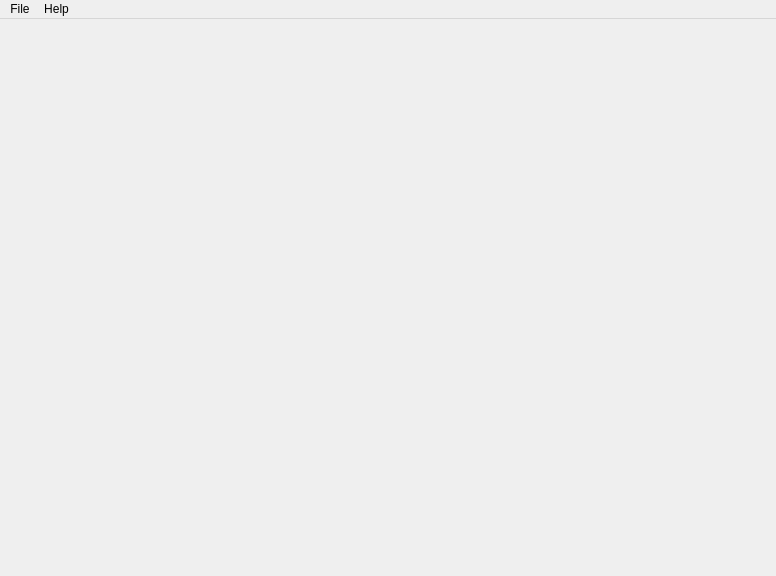
Above: src/plugins/coregui/mainwindow.ui from victor-yacovlev/kumir2 before the change. Below: the same form after it.
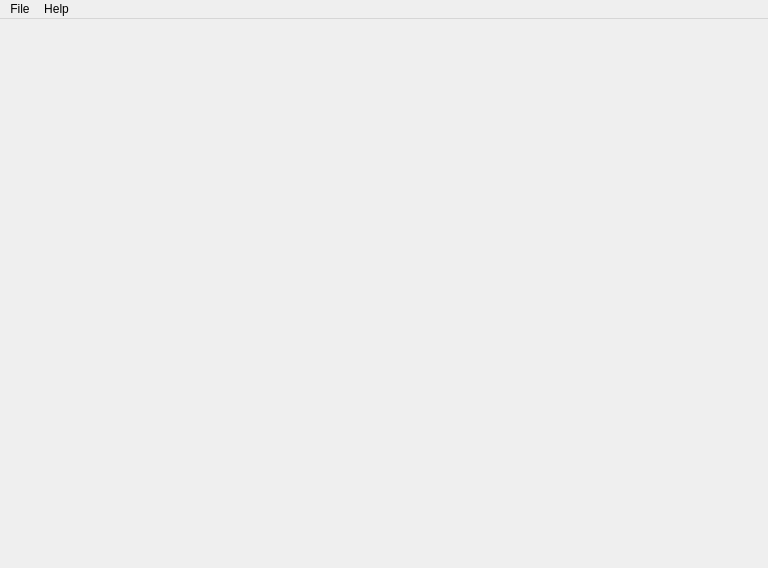
That is the form after the change. Custom widgets are drawn as their Qt base class.

Patch:
```diff
--- a/src/plugins/coregui/mainwindow.ui
+++ b/src/plugins/coregui/mainwindow.ui
@@ -6,8 +6,8 @@
    <rect>
     <x>0</x>
     <y>0</y>
-    <width>776</width>
-    <height>576</height>
+    <width>768</width>
+    <height>568</height>
    </rect>
   </property>
   <property name="windowTitle">
@@ -27,7 +27,16 @@
   </property>
   <widget class="QWidget" name="centralwidget">
    <layout class="QVBoxLayout" name="verticalLayout">
-    <property name="margin">
+    <property name="leftMargin">
+     <number>0</number>
+    </property>
+    <property name="topMargin">
+     <number>6</number>
+    </property>
+    <property name="rightMargin">
+     <number>0</number>
+    </property>
+    <property name="bottomMargin">
      <number>0</number>
     </property>
     <item>
@@ -35,12 +44,6 @@
       <property name="documentMode">
        <bool>true</bool>
       </property>
-      <property name="tabsClosable">
-       <bool>false</bool>
-      </property>
-      <property name="movable">
-       <bool>true</bool>
-      </property>
      </widget>
     </item>
    </layout>
@@ -50,8 +53,8 @@
     <rect>
      <x>0</x>
      <y>0</y>
-     <width>776</width>
-     <height>18</height>
+     <width>768</width>
+     <height>21</height>
     </rect>
    </property>
    <widget class="QMenu" name="menuFile">
```
